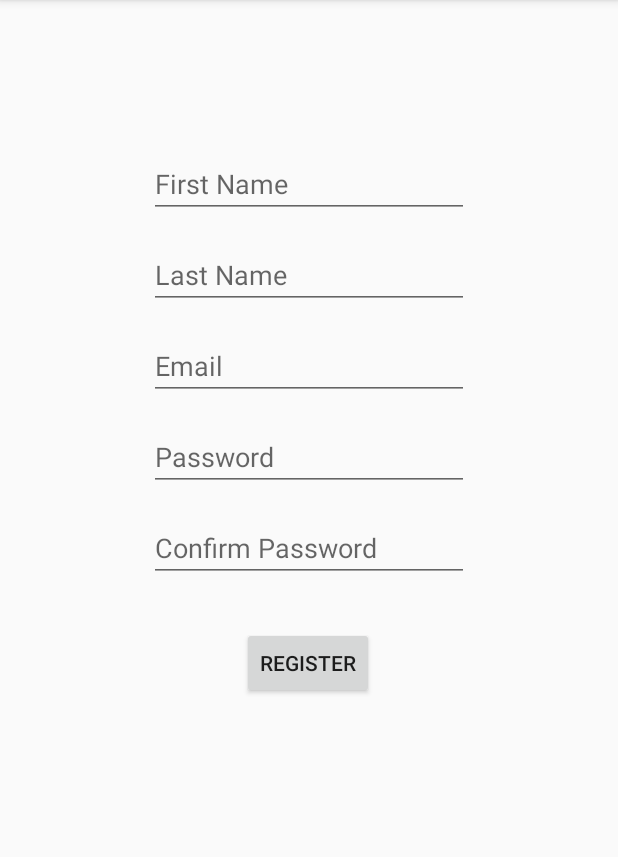
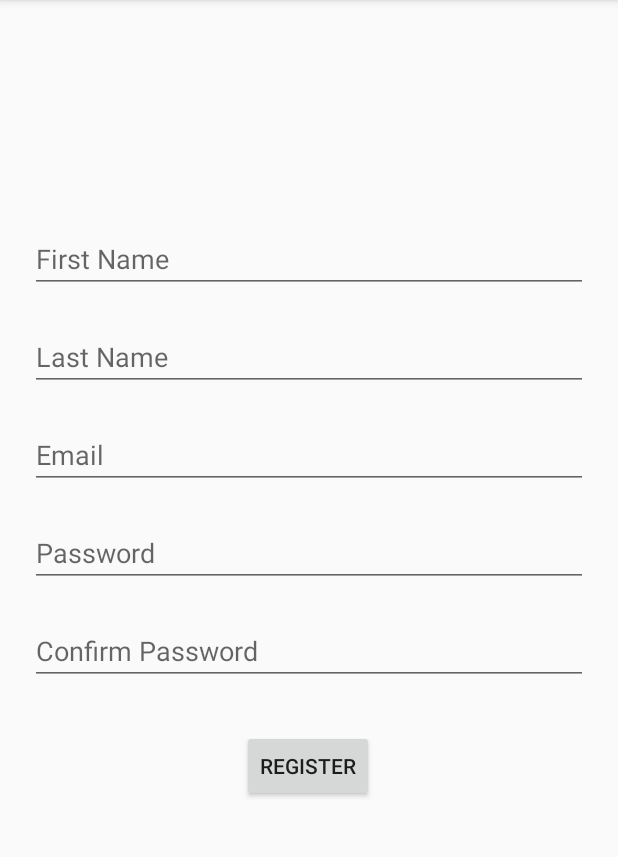
Before and after one commit to ajp54/Team-2-TCSS-450, an Android app: the RegisterFragment screen opened through its navigation route, on a phone screen of 412 x 824 dp, the part 84-941 px from its top. Run offline under Robolectric (Android 15) with nearby library versions, the phone set to English and light mode, and no system bars; our stand-ins replace Volley.

Commit message:
Adjusted Layout of Registration and login fragments and made all fragments use the strings resource file instead of hardcoding them in.

```diff
--- a/app/src/main/java/edu/uw/tcss450/chatapp/ui/home/signin/LoginFragment.java
+++ b/app/src/main/java/edu/uw/tcss450/chatapp/ui/home/signin/LoginFragment.java
@@ -16,6 +16,7 @@ import android.view.ViewGroup;
 import org.json.JSONException;
 import org.json.JSONObject;
 
+import edu.uw.tcss450.chatapp.R;
 import edu.uw.tcss450.chatapp.utils.PasswordValidator;
 import edu.uw.tcss450.chatapp.databinding.FragmentLoginBinding;
 
@@ -101,12 +102,12 @@ public class LoginFragment extends Fragment {
     }
 
     private void handlePasswordError(PasswordValidator.ValidationResult validationResult) {
-        String message = "Password must be at least of length two";
+        String message = getString(R.string.error_password_one_char);
         binding.editPassLogin.setError(message);
     }
 
     private void handleEmailError(PasswordValidator.ValidationResult validationResult) {
-        String message = "Email must contain a '@'";
+        String message = getString(R.string.error_email_character);
         binding.editEmailLogin.setError(message);
     }
 
--- a/app/src/main/res/layout/fragment_register.xml
+++ b/app/src/main/res/layout/fragment_register.xml
@@ -12,7 +12,7 @@
         android:layout_width="wrap_content"
         android:layout_height="wrap_content"
         android:layout_marginTop="30dp"
-        android:text="Register"
+        android:text="@string/label_register"
         app:layout_constraintEnd_toEndOf="parent"
         app:layout_constraintHorizontal_bias="0.498"
         app:layout_constraintStart_toStartOf="parent"
@@ -20,13 +20,13 @@
 
     <EditText
         android:id="@+id/editEmail_register"
-        android:layout_width="wrap_content"
+        android:layout_width="0dp"
         android:layout_height="wrap_content"
-        android:layout_marginStart="100dp"
-        android:layout_marginTop="15dp"
-        android:layout_marginEnd="100dp"
+        android:layout_marginStart="20dp"
+        android:layout_marginTop="20dp"
+        android:layout_marginEnd="20dp"
         android:ems="10"
-        android:hint="Email"
+        android:hint="@string/hint_email"
         android:inputType="textPersonName"
         app:layout_constraintEnd_toEndOf="parent"
         app:layout_constraintStart_toStartOf="parent"
@@ -34,13 +34,13 @@
 
     <EditText
         android:id="@+id/editLname_register"
-        android:layout_width="wrap_content"
+        android:layout_width="0dp"
         android:layout_height="wrap_content"
-        android:layout_marginStart="100dp"
-        android:layout_marginTop="15dp"
-        android:layout_marginEnd="100dp"
+        android:layout_marginStart="20dp"
+        android:layout_marginTop="20dp"
+        android:layout_marginEnd="20dp"
         android:ems="10"
-        android:hint="Last Name"
+        android:hint="@string/hint_last"
         android:inputType="textPersonName"
         app:layout_constraintEnd_toEndOf="parent"
         app:layout_constraintStart_toStartOf="parent"
@@ -48,13 +48,13 @@
 
     <EditText
         android:id="@+id/editFname_register"
-        android:layout_width="wrap_content"
+        android:layout_width="0dp"
         android:layout_height="wrap_content"
-        android:layout_marginStart="100dp"
-        android:layout_marginTop="100dp"
-        android:layout_marginEnd="100dp"
+        android:layout_marginStart="20dp"
+        android:layout_marginTop="150dp"
+        android:layout_marginEnd="20dp"
         android:ems="10"
-        android:hint="First Name"
+        android:hint="@string/hint_first"
         android:inputType="textPersonName"
         app:layout_constraintEnd_toEndOf="parent"
         app:layout_constraintStart_toStartOf="parent"
@@ -62,11 +62,13 @@
 
     <EditText
         android:id="@+id/editPass_register"
-        android:layout_width="213dp"
+        android:layout_width="0dp"
         android:layout_height="wrap_content"
-        android:layout_marginTop="15dp"
+        android:layout_marginStart="20dp"
+        android:layout_marginTop="20dp"
+        android:layout_marginEnd="20dp"
         android:ems="10"
-        android:hint="Password"
+        android:hint="@string/hint_password"
         android:inputType="textPassword"
         app:layout_constraintEnd_toEndOf="parent"
         app:layout_constraintStart_toStartOf="parent"
@@ -74,11 +76,13 @@
 
     <EditText
         android:id="@+id/editPass2_register"
-        android:layout_width="wrap_content"
+        android:layout_width="0dp"
         android:layout_height="45dp"
-        android:layout_marginTop="15dp"
+        android:layout_marginStart="20dp"
+        android:layout_marginTop="20dp"
+        android:layout_marginEnd="20dp"
         android:ems="10"
-        android:hint="Confirm Password"
+        android:hint="@string/hint_confirm_password"
         android:inputType="textPassword"
         app:layout_constraintEnd_toEndOf="parent"
         app:layout_constraintStart_toStartOf="parent"
--- a/app/src/main/res/values/strings.xml
+++ b/app/src/main/res/values/strings.xml
@@ -1,6 +1,30 @@
 <resources>
     <string name="app_name">Chat App</string>
 
-    <!-- TODO: Remove or change this placeholder text -->
+    <!-- Naming convention: (how it will be used)_(description) -->
     <string name="hello_blank_fragment">Hello blank fragment</string>
+
+    <string name="error_general">Error</string>
+    <string name="error_email_two_chars">Email must include more than 2 characters</string>
+    <string name="error_email_character">Email must contain a \'@\'</string>
+    <string name="error_email_whitespace">Email must not include whitespace</string>
+    <string name="error_password_one_char">Password must include more than 1 character</string>
+    <string name="error_password_match">Passwords must match</string>
+    <string name="error_password_five_chars">Password must include more than 5 characters</string>
+    <string name="error_password_whitespace">Password must not include whitespace</string>
+
+    <string name="hint_email">Email</string>
+    <string name="hint_password">Password</string>
+    <string name="hint_confirm_password">Confirm Password</string>
+    <string name="hint_first">First Name</string>
+    <string name="hint_last">Last Name</string>
+
+    <string name="label_register">Register</string>
+    <string name="label_sign_in">Sign In</string>
+    <string name="label_home">Home</string>
+    <string name="label_chat">Chat</string>
+    <string name="label_contacts">Contacts</string>
+    <string name="label_weather">Weather</string>
+
+
 </resources>
```
Also changed, not shown: app/src/main/java/edu/uw/tcss450/chatapp/ui/home/register/RegisterFragment.java (+9 -8 lines), app/src/main/res/layout/fragment_login.xml (+19 -15 lines), app/src/main/res/menu/bottom_nav_menu.xml (+12 -4 lines), app/src/main/res/navigation/main_graph.xml (+4 -4 lines).
